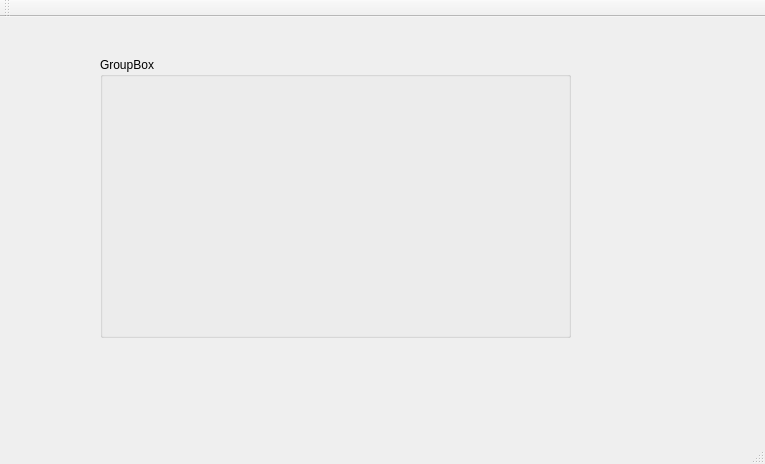
Qt form hkEditor/Editor.ui (MaxMald/hakool-3d-engine) before a commit.
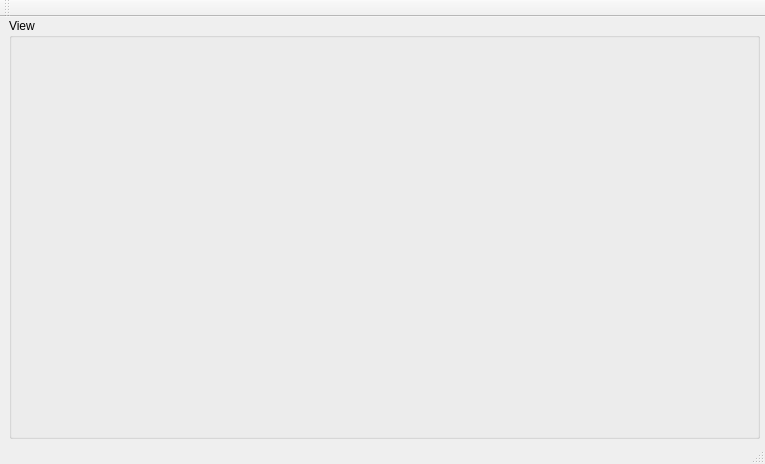
The same form after that commit.

```diff
--- a/hkEditor/Editor.ui
+++ b/hkEditor/Editor.ui
@@ -17,14 +17,26 @@
    <widget class="QGroupBox" name="viewGroup">
     <property name="geometry">
      <rect>
-      <x>100</x>
-      <y>40</y>
-      <width>471</width>
-      <height>281</height>
+      <x>9</x>
+      <y>1</y>
+      <width>751</width>
+      <height>421</height>
      </rect>
     </property>
+    <property name="sizePolicy">
+     <sizepolicy hsizetype="Maximum" vsizetype="Maximum">
+      <horstretch>0</horstretch>
+      <verstretch>0</verstretch>
+     </sizepolicy>
+    </property>
+    <property name="baseSize">
+     <size>
+      <width>100</width>
+      <height>100</height>
+     </size>
+    </property>
     <property name="title">
-     <string>GroupBox</string>
+     <string>View</string>
     </property>
    </widget>
   </widget>
```
